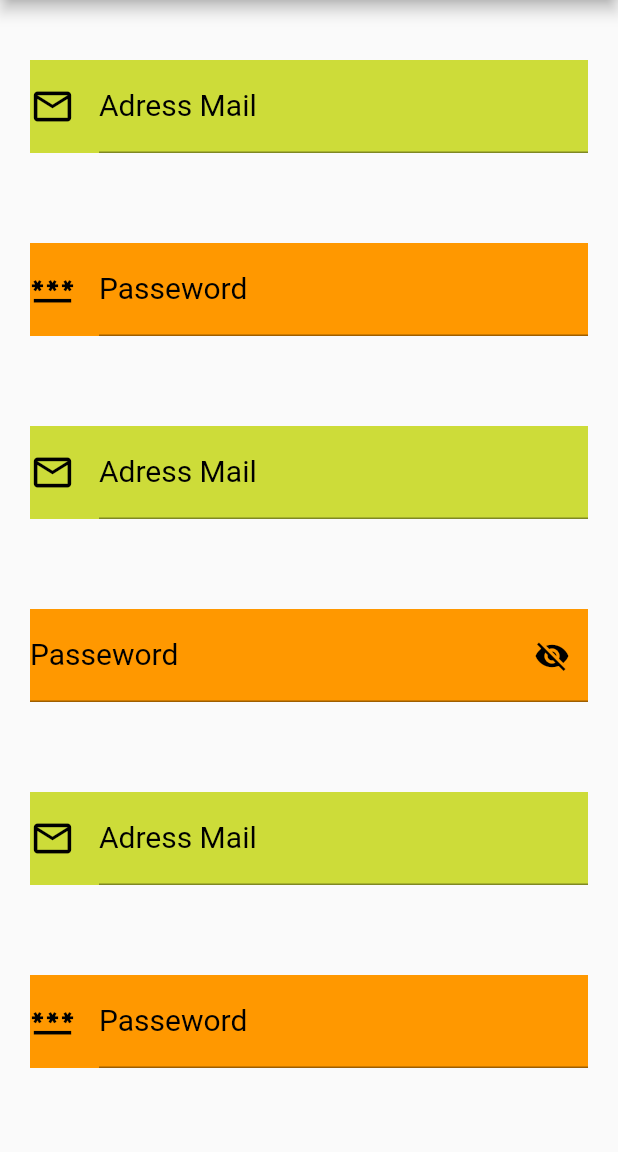
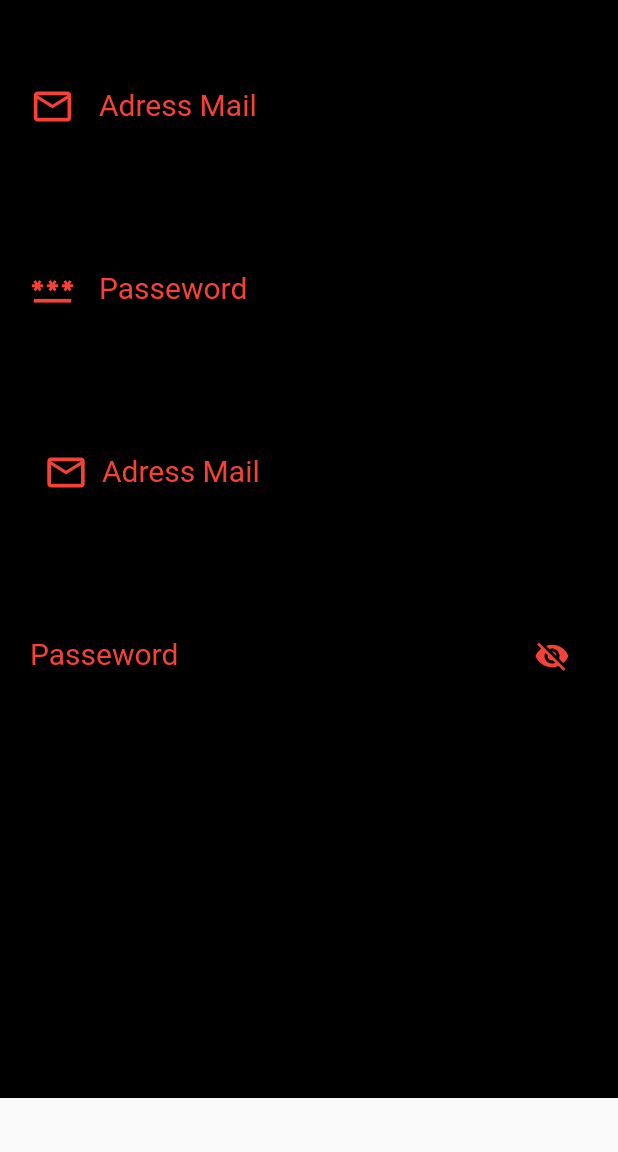
Before and after one commit to Devsaci/flutter2basicv2, a Flutter app: the screen it shows after launch, on a phone screen of 412 x 824 dp, the part 84-1236 px from its top. Run offline on Flutter 3.47's test engine with Material 2 defaults, Android fonts, the phone set to English and light mode, and no system bars.

Commit message:
18. Dark Theme

```diff
--- a/lib/myHomePage.dart
+++ b/lib/myHomePage.dart
@@ -1,3 +1,5 @@
+import 'dart:ui';
+
 import 'package:flutter/material.dart';
 
 class MyHomePage extends StatefulWidget {
@@ -10,6 +12,9 @@ class MyHomePage extends StatefulWidget {
 
 class _MyHomePageState extends State<MyHomePage> {
   bool passwordVisible = true;
+  var b = Colors.black;
+  var w = Colors.white;
+  var r = Colors.red;
 
   @override
   Widget build(BuildContext context) {
@@ -18,6 +23,7 @@ class _MyHomePageState extends State<MyHomePage> {
         title: Text(widget.title),
       ),
       body: Container(
+        color: Colors.black,
         child: SingleChildScrollView(
           child: Column(
             children: [
@@ -27,7 +33,113 @@ class _MyHomePageState extends State<MyHomePage> {
               ),
               Container(
                 margin: EdgeInsets.all(20.0),
-                color: Colors.lime,
+                // color: Colors.lime,
+                child: TextField(
+                  decoration: InputDecoration(
+                      icon: Icon(
+                        Icons.mail_outline,
+                        size: 30,
+                          color: r
+                      ),
+                      labelText: "Adress Mail",
+                      labelStyle: TextStyle(fontSize: 20, color: r),
+                      hintText: "Enter eMail",
+                      hintStyle: TextStyle(fontSize: 15, color: w)
+                  ),
+                  keyboardType: TextInputType.emailAddress,
+                  style: TextStyle(color: w),
+                ),
+              ),
+              //box n 1 Passworde
+              SizedBox(
+                height: 20,
+
+              ),
+              Container(
+                margin: EdgeInsets.all(20.0),
+                // color: Colors.orange,
+                child: TextField(
+                  decoration: InputDecoration(
+                      icon: Icon(
+                        Icons.password,
+                        size: 30,
+                          color: r
+                      ),
+                      labelText: "Passeword",
+                      labelStyle: TextStyle(fontSize: 20, color: r),
+                      hintText: "Enter Passeword",
+                      hintStyle: TextStyle(fontSize: 15, color: w)
+                  ),
+                  keyboardType: TextInputType.visiblePassword,
+                  obscureText: true,
+                  style: TextStyle(color: w),
+                ),
+              ),
+              //box n 2 email
+              SizedBox(
+                height: 20,
+              ),
+              Container(
+                margin: EdgeInsets.all(20.0),
+                // color: Colors.lime,
+                child: TextField(
+                  decoration: InputDecoration(
+                      prefixIcon: Icon(
+                        Icons.mail_outline,
+                        size: 30,
+                          color: r
+                      ),
+                      labelText: "Adress Mail",
+                      labelStyle: TextStyle(fontSize: 20,
+                          color: r),
+                      hintText: "Enter eMail",
+                      hintStyle: TextStyle(
+                        fontSize: 15, color: r
+                      )),
+                  keyboardType: TextInputType.emailAddress,
+                  style: TextStyle(color: w),
+                ),
+              ),
+              //box n 2 Passworde
+              SizedBox(
+                height: 20,
+              ),
+              Container(
+                margin: EdgeInsets.all(20.0),
+                // color: Colors.orange,
+                child: TextField(
+                  decoration: InputDecoration(
+                      suffixIcon: IconButton(
+                        icon: Icon(
+                          passwordVisible
+                              ? Icons.visibility_off
+                              : Icons.visibility,
+                            color: r
+                        ),
+                        onPressed: () {
+                          setState(() {
+                            passwordVisible = !passwordVisible;
+                          });
+                        },
+                      ),
+                      labelText: "Passeword",
+                      labelStyle: TextStyle(fontSize: 20,color: r),
+                      hintText: "Enter Passeword",
+                      hintStyle: TextStyle(
+                        fontSize: 15,color: r
+                      )),
+                  keyboardType: TextInputType.visiblePassword,
+                  obscureText: passwordVisible,
+                  style: TextStyle(color: w),
+                ),
+              ),
+              //box n 3 email
+              SizedBox(
+                height: 20,
+              ),
+              Container(
+                margin: EdgeInsets.all(20.0),
+                // color: Colors.lime,
                 child: TextField(
                   decoration: InputDecoration(
                       icon: Icon(
@@ -39,18 +151,19 @@ class _MyHomePageState extends State<MyHomePage> {
                       labelStyle: TextStyle(fontSize: 20, color: Colors.black),
                       hintText: "Enter eMail",
                       hintStyle: TextStyle(
-                        fontSize: 15,
+                        fontSize: 15,color: w
                       )),
                   keyboardType: TextInputType.emailAddress,
+                  style: TextStyle(color: w),
                 ),
               ),
-              //box n 1 Passworde
+              //box n 3 Passworde
               SizedBox(
                 height: 20,
               ),
               Container(
                 margin: EdgeInsets.all(20.0),
-                color: Colors.orange,
+                // color: Colors.orange,
                 child: TextField(
                   decoration: InputDecoration(
                       icon: Icon(
@@ -62,109 +175,10 @@ class _MyHomePageState extends State<MyHomePage> {
                       labelStyle: TextStyle(fontSize: 20, color: Colors.black),
                       hintText: "Enter Passeword",
                       hintStyle: TextStyle(
-                        fontSize: 15,
+                        fontSize: 15,color: w
                       )),
                   keyboardType: TextInputType.visiblePassword,
-                  obscureText: true,
-                ),
-              ),
-              //box n 2 email
-              SizedBox(
-                height: 20,
-              ),
-              Container(
-                margin: EdgeInsets.all(20.0),
-                color: Colors.lime,
-                child: TextField(
-                  decoration: InputDecoration(
-                      icon: Icon(
-                        Icons.mail_outline,
-                        size: 30,
-                        color: Colors.black,
-                      ),
-                      labelText: "Adress Mail",
-                      labelStyle: TextStyle(fontSize: 20, color: Colors.black),
-                      hintText: "Enter eMail",
-                      hintStyle: TextStyle(
-                        fontSize: 15,
-                      )),
-                  keyboardType: TextInputType.emailAddress,
-                ),
-              ),
-              //box n 2 Passworde
-              SizedBox(
-                height: 20,
-              ),
-              Container(
-                margin: EdgeInsets.all(20.0),
-                color: Colors.orange,
-                child: TextField(
-                  decoration: InputDecoration(
-                      suffixIcon: IconButton(
-                        icon: Icon(
-                          passwordVisible? Icons.visibility_off: Icons.visibility,
-                          color: Colors.black,
-                        ),
-                        onPressed: (){
-                          setState(() {
-                          passwordVisible=!passwordVisible;
-                          });
-                        },
-                      ),
-                      labelText: "Passeword",
-                      labelStyle: TextStyle(fontSize: 20, color: Colors.black),
-                      hintText: "Enter Passeword",
-                      hintStyle: TextStyle(
-                        fontSize: 15,
-                      )),
-                  keyboardType: TextInputType.visiblePassword,
-                  obscureText: passwordVisible,
-                ),
-              ),
-              //box n 3 email
-              SizedBox(
-                height: 20,
-              ),
-              Container(
-                margin: EdgeInsets.all(20.0),
-                color: Colors.lime,
-                child: TextField(
-                  decoration: InputDecoration(
-                      icon: Icon(
-                        Icons.mail_outline,
-                        size: 30,
-                        color: Colors.black,
-                      ),
-                      labelText: "Adress Mail",
-                      labelStyle: TextStyle(fontSize: 20, color: Colors.black),
-                      hintText: "Enter eMail",
-                      hintStyle: TextStyle(
-                        fontSize: 15,
-                      )),
-                  keyboardType: TextInputType.emailAddress,
-                ),
-              ),
-              //box n 3 Passworde
-              SizedBox(
-                height: 20,
-              ),
-              Container(
-                margin: EdgeInsets.all(20.0),
-                color: Colors.orange,
-                child: TextField(
-                  decoration: InputDecoration(
-                      icon: Icon(
-                        Icons.password,
-                        size: 30,
-                        color: Colors.black,
-                      ),
-                      labelText: "Passeword",
-                      labelStyle: TextStyle(fontSize: 20, color: Colors.black),
-                      hintText: "Enter Passeword",
-                      hintStyle: TextStyle(
-                        fontSize: 15,
-                      )),
-                  keyboardType: TextInputType.visiblePassword,
+                  style: TextStyle(color: w),
                 ),
               ),
             ],
```
